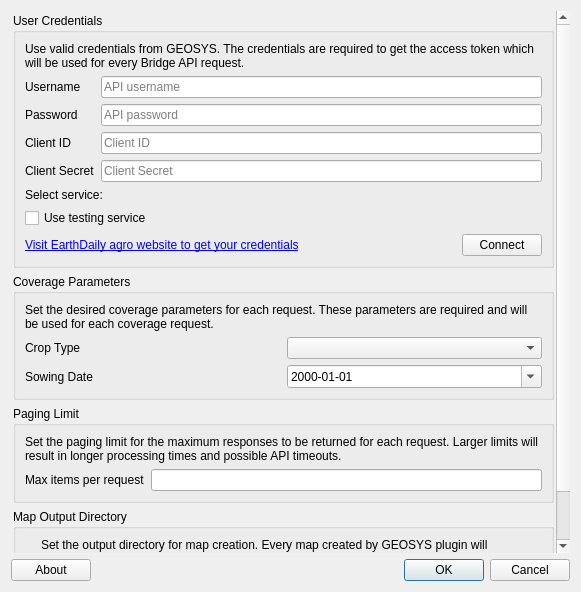
Before: the Qt Designer form geosys/ui/templates/options_dialog_base.ui in osundwajeff/qgis-plugin, drawn with Qt 5.
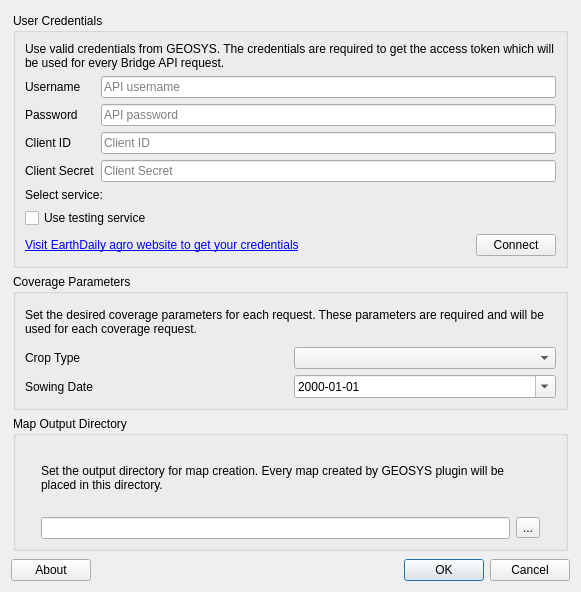
After: the same form once the commit is applied.

Commit message: rm "limit" parameter

Patch:
```diff
--- a/geosys/ui/templates/options_dialog_base.ui
+++ b/geosys/ui/templates/options_dialog_base.ui
@@ -69,9 +69,9 @@
       <property name="geometry">
        <rect>
         <x>0</x>
-        <y>0</y>
+        <y>-74</y>
         <width>548</width>
-        <height>684</height>
+        <height>612</height>
        </rect>
       </property>
       <layout class="QGridLayout" name="gridLayout_3">
@@ -88,36 +88,31 @@
         <number>2</number>
        </property>
        <item row="2" column="0">
-        <widget class="QGroupBox" name="page_limit_group">
+        <widget class="QGroupBox" name="output_directory_group">
          <property name="title">
-          <string>Paging Limit</string>
+          <string>Map Output Directory</string>
          </property>
-         <layout class="QGridLayout" name="gridLayout_7">
+         <layout class="QGridLayout" name="gridLayout">
+          <property name="leftMargin">
+           <number>25</number>
+          </property>
+          <property name="rightMargin">
+           <number>25</number>
+          </property>
+          <item row="2" column="0">
+           <widget class="QLineEdit" name="output_directory_form"/>
+          </item>
+          <item row="2" column="1">
+           <widget class="QToolButton" name="output_directory_chooser">
+            <property name="text">
+             <string>...</string>
+            </property>
+           </widget>
+          </item>
           <item row="1" column="0">
-           <layout class="QFormLayout" name="formLayout">
-            <item row="0" column="0">
-             <widget class="QLabel" name="page_limit_label">
-              <property name="text">
-               <string>Max items per request</string>
-              </property>
-             </widget>
-            </item>
-            <item row="0" column="1">
-             <widget class="QLineEdit" name="page_limit_form">
-              <property name="minimumSize">
-               <size>
-                <width>320</width>
-                <height>21</height>
-               </size>
-              </property>
-             </widget>
-            </item>
-           </layout>
-          </item>
-          <item row="0" column="0">
-           <widget class="QLabel" name="page_limit_label_2">
+           <widget class="QLabel" name="output_directory_label">
             <property name="text">
-             <string>Set the paging limit for the maximum responses to be returned for each request. Larger limits will result in longer processing times and possible API timeouts.</string>
+             <string>Set the output directory for map creation. Every map created by GEOSYS plugin will be placed in this directory.</string>
             </property>
             <property name="wordWrap">
              <bool>true</bool>
@@ -357,41 +352,6 @@
          </layout>
         </widget>
        </item>
-       <item row="3" column="0">
-        <widget class="QGroupBox" name="output_directory_group">
-         <property name="title">
-          <string>Map Output Directory</string>
-         </property>
-         <layout class="QGridLayout" name="gridLayout">
-          <property name="leftMargin">
-           <number>25</number>
-          </property>
-          <property name="rightMargin">
-           <number>25</number>
-          </property>
-          <item row="2" column="0">
-           <widget class="QLineEdit" name="output_directory_form"/>
-          </item>
-          <item row="2" column="1">
-           <widget class="QToolButton" name="output_directory_chooser">
-            <property name="text">
-             <string>...</string>
-            </property>
-           </widget>
-          </item>
-          <item row="1" column="0">
-           <widget class="QLabel" name="output_directory_label">
-            <property name="text">
-             <string>Set the output directory for map creation. Every map created by GEOSYS plugin will be placed in this directory.</string>
-            </property>
-            <property name="wordWrap">
-             <bool>true</bool>
-            </property>
-           </widget>
-          </item>
-         </layout>
-        </widget>
-       </item>
       </layout>
      </widget>
     </widget>
```
Left out of the diff: 1 changed line with no effect on the pictures. The commit also changes 3 other files.
